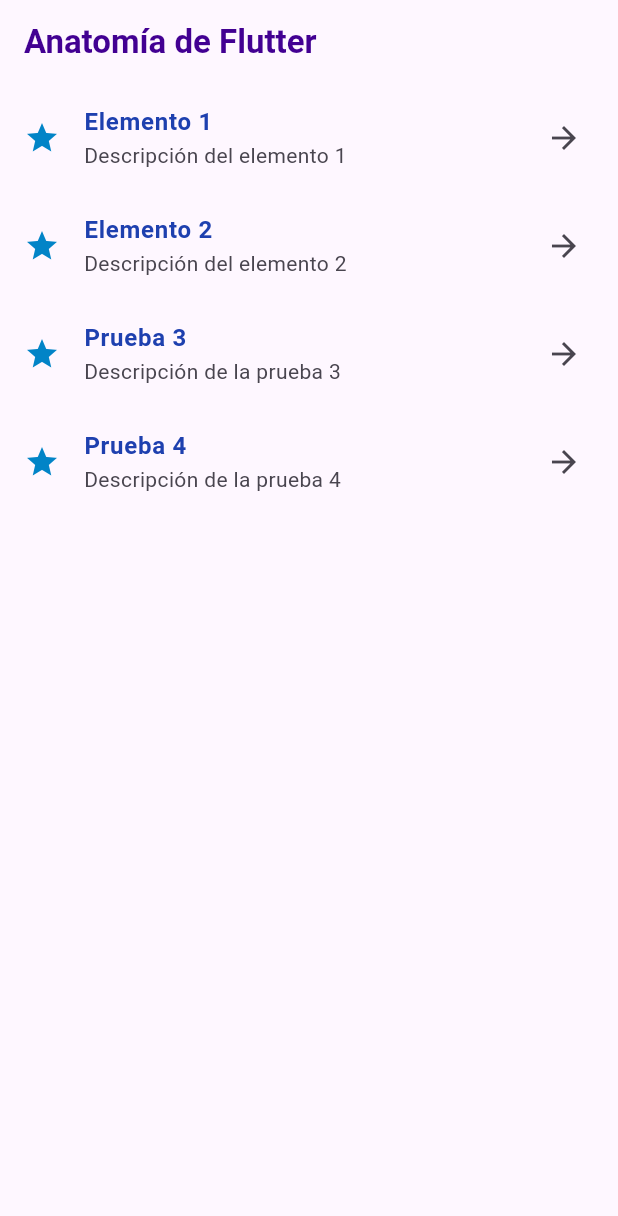
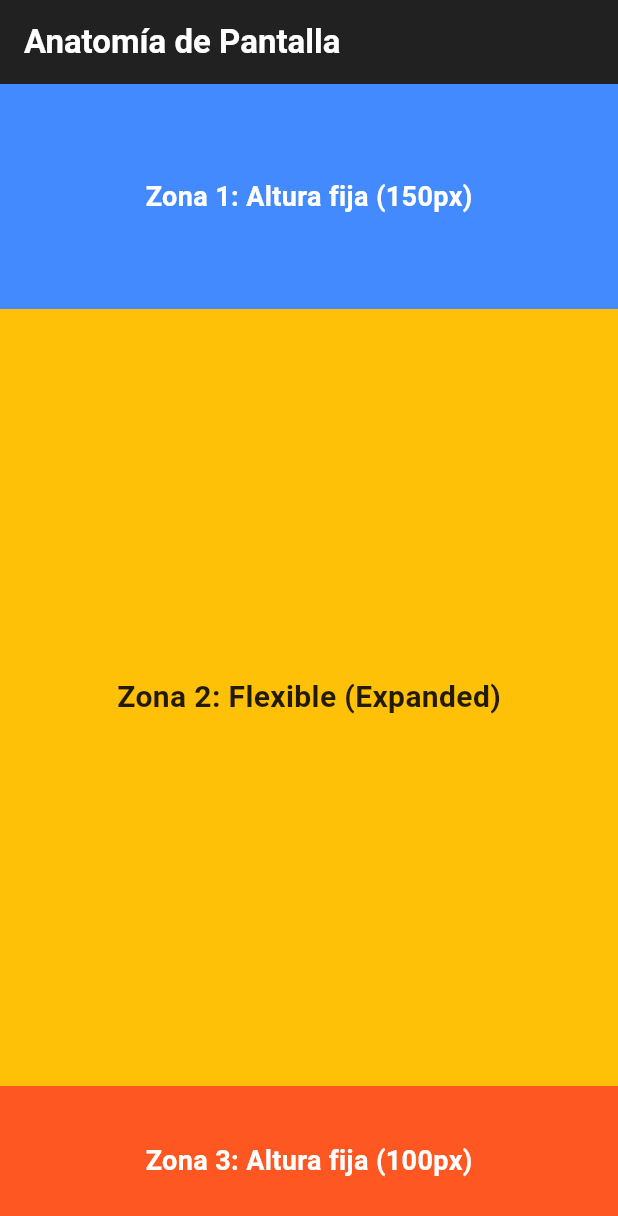
Before and after one commit to nallely-lopez/Dev_Aplication_Proyect1, a Flutter app: the screen it shows after launch, on a phone screen of 412 x 824 dp. Shown: the top 1216 px of the screen. Run offline on Flutter 3.47's test engine with Material 3 defaults, Android fonts, the phone set to English and light mode, and no system bars.

Commit message:
Creaciòn de la practica 4 sobre ABatomía de la pantalla (Dimensiones)

```diff
--- a/lib/main.dart
+++ b/lib/main.dart
@@ -1,5 +1,6 @@
 import 'package:flutter/material.dart';
-import 'prueba_1.dart';
+
+import 'practicaDimensiones.dart';
 
 void main() {
   runApp(const MyApp());
@@ -12,7 +13,7 @@
   Widget build(BuildContext context) {
     return const MaterialApp(
       debugShowCheckedModeBanner: false,
-      home: Prueba(),
+      home: Dimensiones(),
     );
   }
 }
--- /dev/null
+++ b/lib/practicaDimensiones.dart
@@ -0,0 +1,68 @@
+import 'package:flutter/material.dart';
+
+class Dimensiones extends StatelessWidget {
+  const Dimensiones({super.key});
+
+  @override
+  Widget build(BuildContext context) {
+    return Scaffold(
+      appBar: AppBar(
+        title: const Text(
+          'Anatomía de Pantalla',
+          style: TextStyle(color: Colors.white, fontWeight: FontWeight.bold),
+        ),
+        backgroundColor: Colors.black87,
+      ),
+      body: Column(
+        children: [
+          Container(
+            width: double.infinity,
+            height: 150,
+            color: Colors.blueAccent,
+            child: const Center(
+              child: Text(
+                'Zona 1: Altura fija (150px)',
+                style: TextStyle(
+                  color: Colors.white,
+                  fontSize: 18,
+                  fontWeight: FontWeight.bold,
+                ),
+              ),
+            ),
+          ),
+          Expanded(
+            child: Container(
+              width: double.infinity,
+              color: Colors.amber,
+              child: const Center(
+                child: Text(
+                  'Zona 2: Flexible (Expanded)',
+                  style: TextStyle(
+                    color: Colors.black87,
+                    fontSize: 20,
+                    fontWeight: FontWeight.bold,
+                  ),
+                ),
+              ),
+            ),
+          ),
+          Container(
+            width: double.infinity,
+            height: 100,
+            color: Colors.deepOrange,
+            child: const Center(
+              child: Text(
+                'Zona 3: Altura fija (100px)',
+                style: TextStyle(
+                  color: Colors.white,
+                  fontSize: 18,
+                  fontWeight: FontWeight.bold,
+                ),
+              ),
+            ),
+          ),
+        ],
+      ),
+    );
+  }
+}
```
